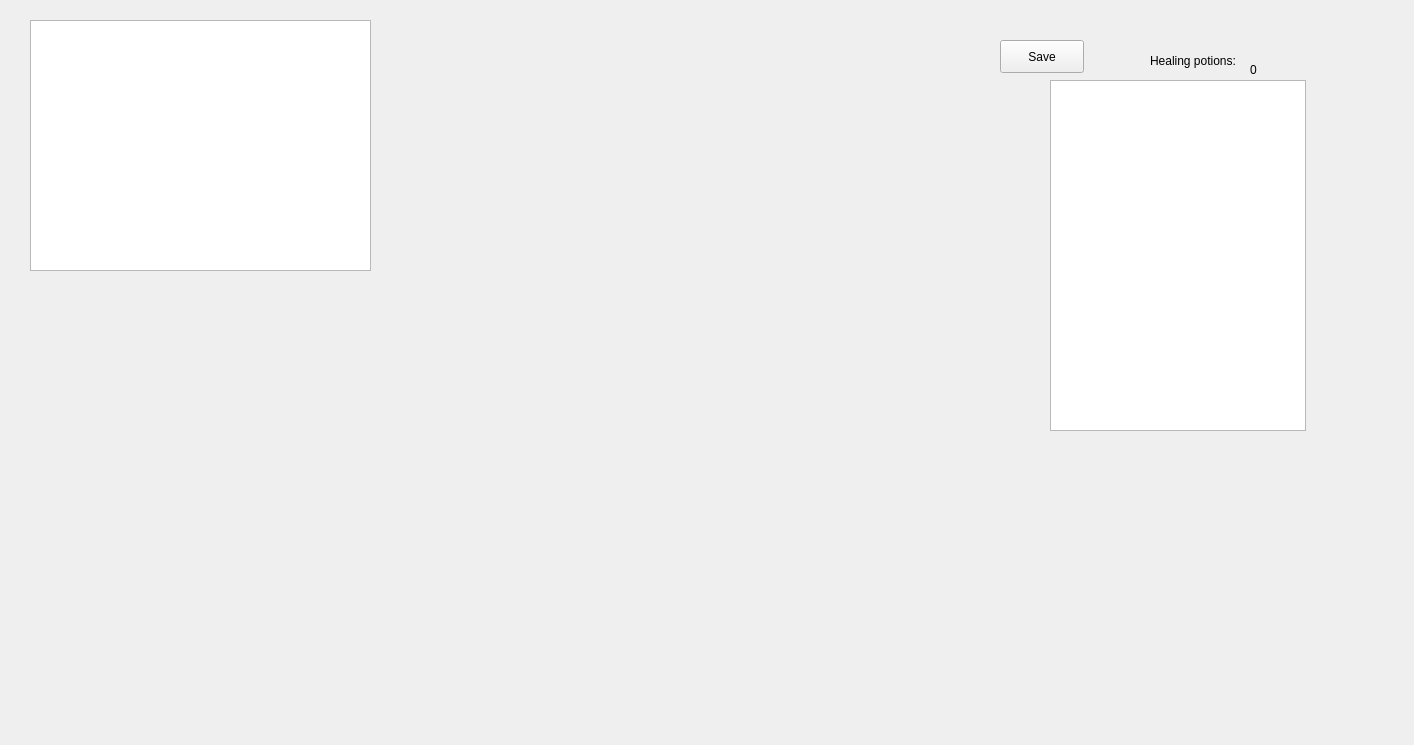
This is widget.ui in Shihad/roguelike as Qt 5 draws it before an edit. The edited form follows.
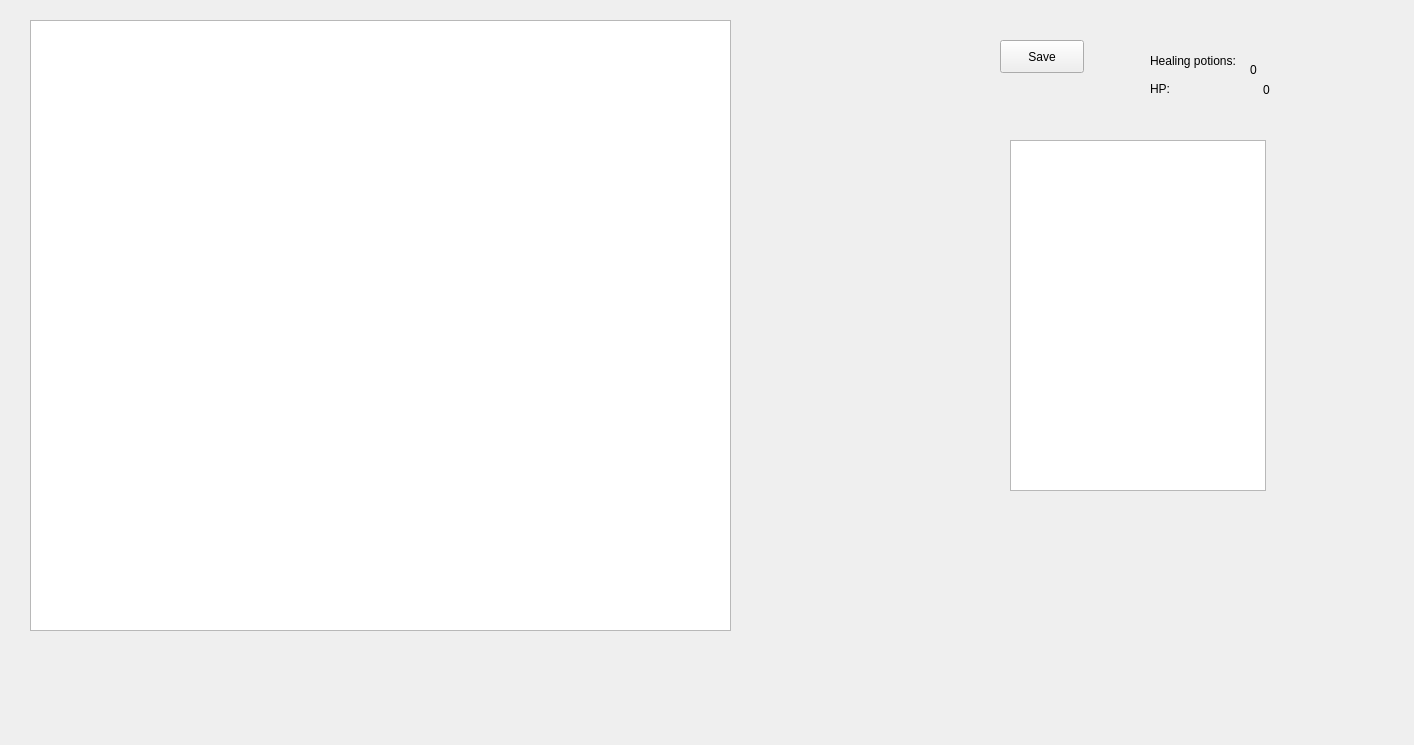
This is the edited form.

The edit to the form file:
```diff
--- a/widget.ui
+++ b/widget.ui
@@ -21,8 +21,8 @@
     <rect>
      <x>30</x>
      <y>20</y>
-     <width>341</width>
-     <height>251</height>
+     <width>701</width>
+     <height>611</height>
     </rect>
    </property>
    <property name="focusPolicy">
@@ -86,8 +86,8 @@
   <widget class="QTextBrowser" name="textBrowser">
    <property name="geometry">
     <rect>
-     <x>1050</x>
-     <y>80</y>
+     <x>1010</x>
+     <y>140</y>
      <width>256</width>
      <height>351</height>
     </rect>
```
Left out of the diff: 3 changed lines with no effect on the pictures.
